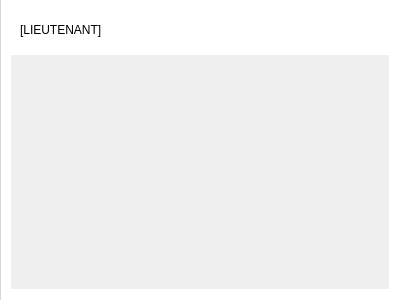
Above: ConsolePanelWidget.ui from bondanocho123/lassomoir before the change. Below: the same form after it.
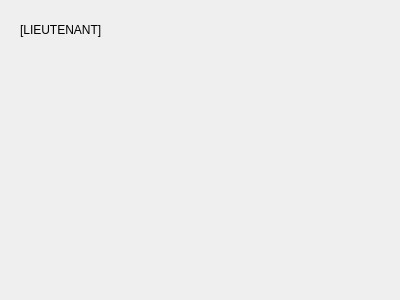
That is the form after the change.

Commit message: feat: kolom kanban 3/4 lebar, navbar mengilap, sidebar dan panel konsol berlatar krem yang sama

What changed in the file:
```diff
--- a/ConsolePanelWidget.ui
+++ b/ConsolePanelWidget.ui
@@ -14,12 +14,7 @@
    <string>Form</string>
   </property>
   <property name="styleSheet">
-   <string notr="true">#ConsolePanelWidget {
-    background-color: #ffffff;
-    border-left: 1px solid #d3d8d5;
-}
-
-#labelConsoleHeader {
+   <string notr="true">#labelConsoleHeader {
     font-size: 11px;
     font-weight: bold;
     color: #374151;
```
The commit also changes 5 other files.
